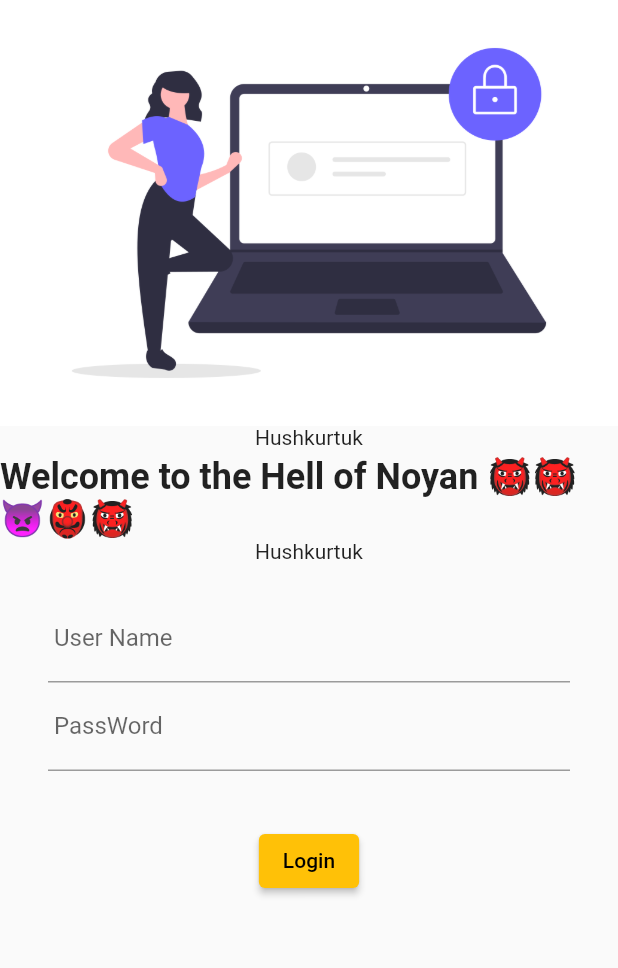
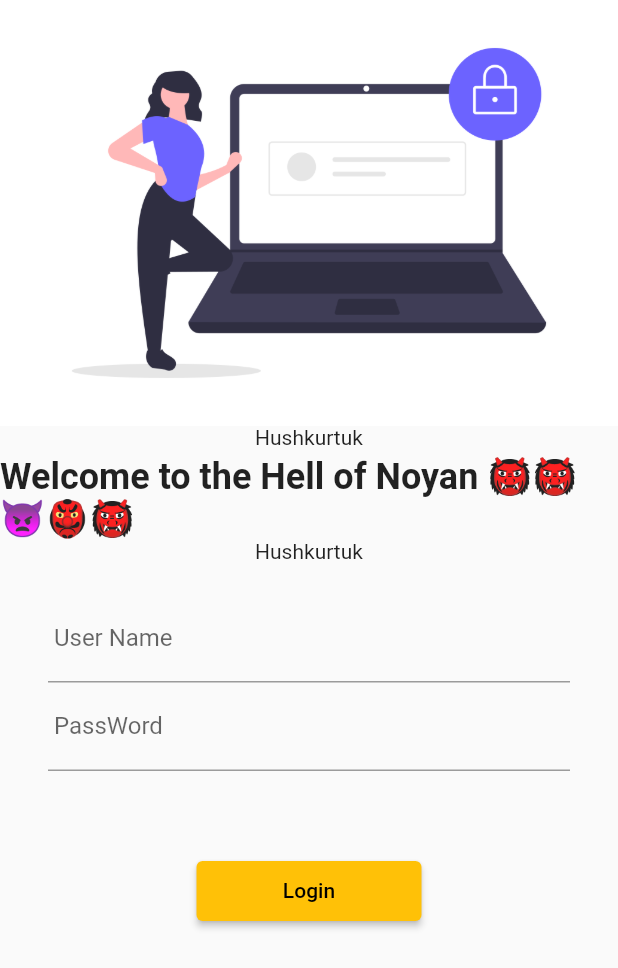
Before and after one commit to mohammadnakib42/EvalyUI30DaysPractice, a Flutter app: the screen it shows after launch, on a phone screen of 412 x 824 dp. Shown: the top 968 px of the screen. Run offline on Flutter 3.47's test engine with Material 2 defaults, Android fonts, the light colour scheme and no system bars; our stand-ins replace google_fonts.

Commit message:
day5 completed

```diff
--- a/lib/main.dart
+++ b/lib/main.dart
@@ -1,5 +1,6 @@
 import 'package:evaly_ui/pages/home_page.dart';
 import 'package:evaly_ui/pages/login_page.dart';
+import 'package:evaly_ui/utils/routes.dart';
 import 'package:flutter/material.dart';
 import 'package:google_fonts/google_fonts.dart';
 
@@ -21,11 +22,12 @@
         primarySwatch: Colors.green,
         fontFamily: GoogleFonts.lato().fontFamily,
       ),
+      debugShowCheckedModeBanner: false,
       initialRoute: "/login",
       routes: {
         "/": (context) => LoginPage(),
-        "/home": (context) => HomePage(),
-        "/login": (context) => LoginPage(),
+        MyRoutes.homeRoute: (context) => HomePage(),
+        MyRoutes.loginRoute: (context) => LoginPage(),
       },
     );
   }
--- a/lib/pages/login_page.dart
+++ b/lib/pages/login_page.dart
@@ -1,3 +1,4 @@
+import 'package:evaly_ui/utils/routes.dart';
 import 'package:flutter/material.dart';
 
 class LoginPage extends StatelessWidget {
@@ -6,11 +7,13 @@
   @override
   Widget build(BuildContext context) {
     return Material(
+      child: SingleChildScrollView(
         child: Column(
           children: [
             Image.asset(
               "assets/images/login_screen.png",
               fit: BoxFit.cover,
+              //height: 1000,
             ),
             SizedBox(
               height: 20.0,
@@ -49,14 +52,18 @@
               ),
             ),
             SizedBox(
-            height: 20.0,
+              height: 40.0,
             ),
             ElevatedButton(
               onPressed: () {
-                print("Login Successful");
+                //print("Login Successful");
+                Navigator.pushNamed(context, MyRoutes.homeRoute);
               },
-              child: Text("Login")),
+              child: Text("Login"),
+              style: TextButton.styleFrom(minimumSize: Size(150, 40)),
+            ),
           ],
+        ),
       ),
     );
   }
--- /dev/null
+++ b/lib/utils/routes.dart
@@ -0,0 +1,6 @@
+import 'package:flutter/material.dart';
+
+class MyRoutes {
+  static String loginRoute = "/route";
+  static String homeRoute = "/home";
+}
```
Lines whose indentation alone changed are shown as unchanged.
